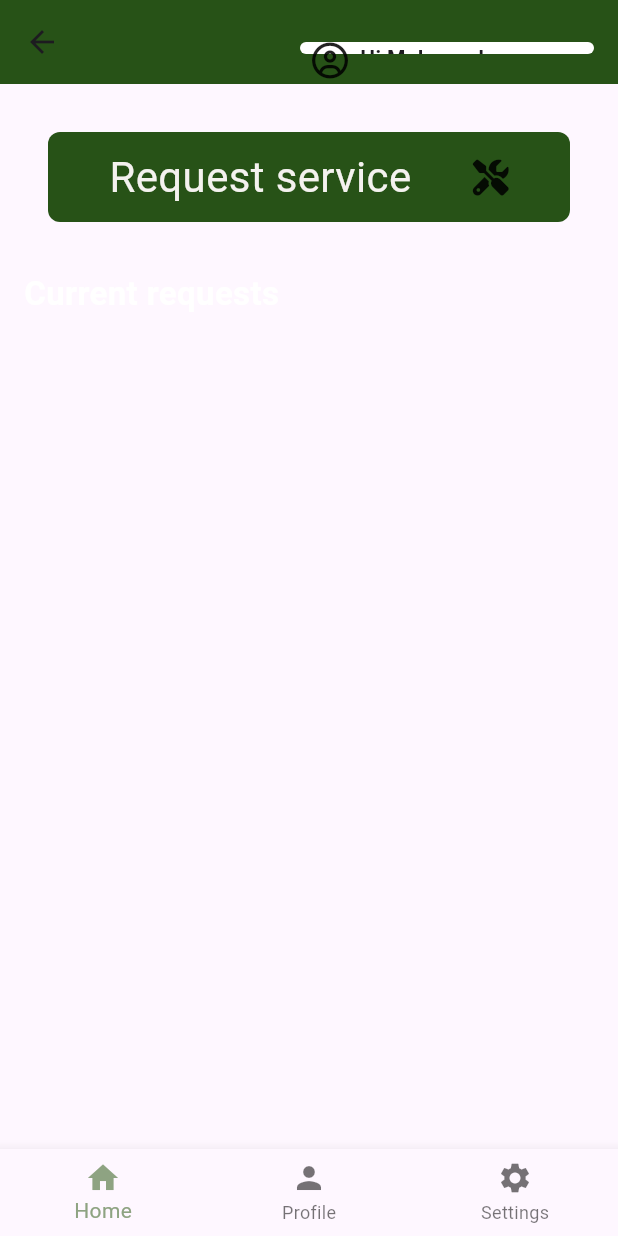
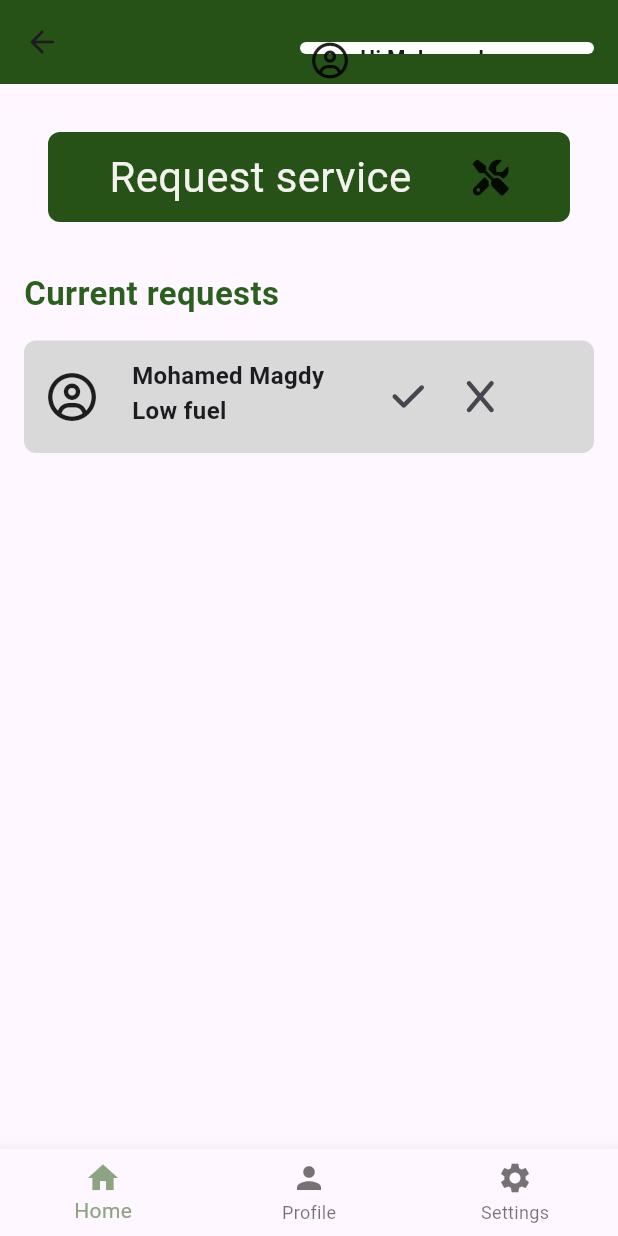
Before and after one commit to MohamedMagdy2810/Roadside-assitance, a Flutter app: the screen it shows after launch, after a tap on "Continue", on a phone screen of 412 x 824 dp. Run offline on Flutter 3.47's test engine with Material 3 defaults, Android fonts, the phone set to English and light mode, and no system bars; our stand-ins replace font_awesome_flutter.

Commit message:
create a request widget

```diff
--- a/lib/views/log_in_page.dart
+++ b/lib/views/log_in_page.dart
@@ -17,16 +17,14 @@ class LogInPage extends StatelessWidget {
   @override
   Widget build(BuildContext context) {
     return Scaffold(
-      appBar: AppBar(
-        backgroundColor: Colors.black,
-      ),
+
       backgroundColor: lightWhite,
       body: SingleChildScrollView(
         child: Column(
           crossAxisAlignment: CrossAxisAlignment.end,
           children: [
             Padding(
-              padding: const EdgeInsets.only(top: 50, right: 24, left: 24),
+              padding: const EdgeInsets.only(top: 150, right: 24, left: 24),
               child: Container(
                 width: double.infinity,
                 height: 550,
@@ -41,6 +39,7 @@ class LogInPage extends StatelessWidget {
                   const SizedBox(
                     height: 50,
                   ),
+
                   CustomTextField(hintText: 'Email address'),
                   const SizedBox(
                     height: 16,
--- a/lib/views/register_page.dart
+++ b/lib/views/register_page.dart
@@ -20,24 +20,19 @@ class registerPage extends StatelessWidget {
   @override
   Widget build(BuildContext context) {
     return Scaffold(
-      appBar: AppBar(
-        backgroundColor: lightWhite,
-      ),
+
+      // appBar: AppBar(
+      //   // backgroundColor: lightWhite,
+      // ),
       backgroundColor: lightWhite,
       body: SingleChildScrollView(
         child: Column(
 
           children: [
             Padding(
-              padding: const EdgeInsets.only(top: 24, right: 24, left: 24),
-              child: Container(
+              padding: const EdgeInsets.only(top: 100, right: 24, left: 24),
+              child: Column(children: [
 
-                width: double.infinity,
-                height: 640,
-                child: Column(children: [
-                  const SizedBox(
-                    height: 8,
-                  ),
                 const Text(
                   'Join Us!',
                   style: TextStyle(
@@ -119,10 +114,7 @@ class registerPage extends StatelessWidget {
                 )
               ]),
             ),
-            ),
-            const SizedBox(
-              height: 16,
-            ),
+
           ],
         ),
       ),
--- /dev/null
+++ b/lib/widgets/custom_request_service.dart
@@ -0,0 +1,58 @@
+import 'package:flutter/material.dart';
+import 'package:font_awesome_flutter/font_awesome_flutter.dart';
+
+class customRequestWidget extends StatelessWidget {
+  const customRequestWidget({
+    super.key,
+  });
+
+  @override
+  Widget build(BuildContext context) {
+    return Padding(
+      padding: const EdgeInsets.symmetric(horizontal: 16.0, vertical: 16),
+      child: Container(
+        height: 75,
+        width: double.infinity,
+        decoration: BoxDecoration(
+            borderRadius: BorderRadius.circular(8),
+            color: const Color(0xffD9D9D9)),
+        child: Row(
+          children: [
+            const SizedBox(
+              width: 16,
+            ),
+            const Icon(
+              FontAwesomeIcons.circleUser,
+              size: 32,
+            ),
+            const SizedBox(
+              width: 24,
+            ),
+            const Column(
+              crossAxisAlignment: CrossAxisAlignment.start,
+              children: [
+                SizedBox(
+                  height: 12,
+                ),
+                Text(
+                  'Mohamed Magdy',
+                  style: TextStyle(fontWeight: FontWeight.bold, fontSize: 16),
+                ),
+                Text(
+                  'Low fuel',
+                  style: TextStyle(fontWeight: FontWeight.bold, fontSize: 16),
+                ),
+              ],
+            ),
+            const SizedBox(
+              width: 32,
+            ),
+            IconButton(
+                onPressed: () {}, icon: const Icon(FontAwesomeIcons.check)),
+            IconButton(onPressed: () {}, icon: const Icon(FontAwesomeIcons.x))
+          ],
+        ),
+      ),
+    );
+  }
+}
--- a/lib/widgets/home_view_body.dart
+++ b/lib/widgets/home_view_body.dart
@@ -1,6 +1,7 @@
 import 'package:flutter/material.dart';
 import 'package:font_awesome_flutter/font_awesome_flutter.dart';
 import 'package:roadside_assitance/constants.dart';
+import 'package:roadside_assitance/widgets/custom_request_service.dart';
 
 class homeViewBody extends StatelessWidget {
   const homeViewBody({
@@ -33,16 +34,18 @@ class homeViewBody extends StatelessWidget {
                     borderRadius: BorderRadius.circular(8),
                     color: const Color(0xff275217)),
               )),
+
          const Padding(
             padding:  EdgeInsets.only(left:16.0),
             child: Text(
               'Current requests',
               style: TextStyle(
-                  color: Colors.white,
+                  color: lightGreen,
                   fontSize: 22,
                   fontWeight: FontWeight.bold),
             ),
-          )
+          ),
+          customRequestWidget()
         ],
       ),
     );
```
Lines whose indentation alone changed are shown as unchanged.
